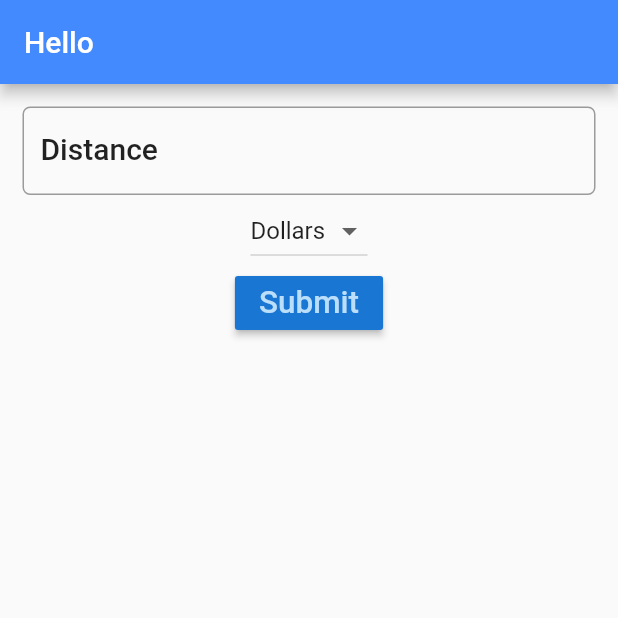
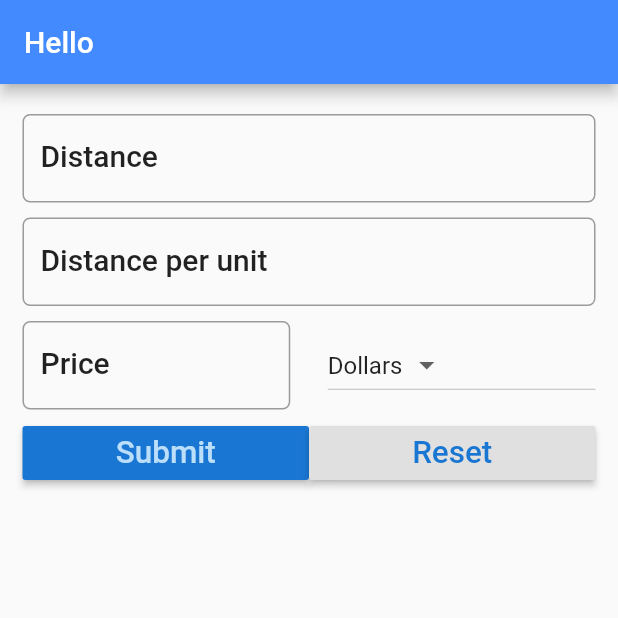
Before and after one commit to charithjayasanka/Fuel-Cost-Calculator, a Flutter app: the screen it shows after launch, after a tap on "Submit", on a phone screen of 412 x 824 dp, the top half of it. Run offline on Flutter 3.47's test engine with Material 2 defaults, Android fonts, the phone set to English and light mode, and no system bars.

Commit message:
implement calculator

```diff
--- a/lib/main.dart
+++ b/lib/main.dart
@@ -28,8 +28,11 @@ class FuelForm extends StatefulWidget {
 class _FuelFormState extends State<FuelForm> {
   String result = '';
   final _currencies = ['Dollars', 'Euro', 'Pounds'];
+  final double _formDistance = 5.0;
   String _currency = 'Dollars';
   TextEditingController distanceController = TextEditingController();
+  TextEditingController avgController = TextEditingController();
+  TextEditingController priceController = TextEditingController();
   @override
   Widget build(BuildContext context) {
     TextStyle textStyle = Theme.of(context).textTheme.title;
@@ -42,7 +45,10 @@ class _FuelFormState extends State<FuelForm> {
         padding: EdgeInsets.all(15.0),
         child: Column(
           children: <Widget>[
-            TextField(
+            Padding(
+                padding:
+                    EdgeInsets.only(top: _formDistance, bottom: _formDistance),
+                child: TextField(
                   controller: distanceController,
                   decoration: InputDecoration(
                       labelText: 'Distance',
@@ -52,8 +58,44 @@ class _FuelFormState extends State<FuelForm> {
                         borderRadius: BorderRadius.circular(5.0),
                       )),
                   keyboardType: TextInputType.number,
+                )),
+            Padding(
+                padding:
+                    EdgeInsets.only(top: _formDistance, bottom: _formDistance),
+                child: TextField(
+                  controller: avgController,
+                  decoration: InputDecoration(
+                      labelText: 'Distance per unit',
+                      hintText: 'e.g 17',
+                      labelStyle: textStyle,
+                      border: OutlineInputBorder(
+                        borderRadius: BorderRadius.circular(5.0),
+                      )),
+                  keyboardType: TextInputType.number,
+                )),
+            Padding(
+                padding:
+                    EdgeInsets.only(top: _formDistance, bottom: _formDistance),
+                child: Row(
+                  children: <Widget>[
+                    Expanded(
+                      child: TextField(
+                        controller: priceController,
+                        decoration: InputDecoration(
+                            labelText: 'Price',
+                            hintText: 'e.g 1.65',
+                            labelStyle: textStyle,
+                            border: OutlineInputBorder(
+                              borderRadius: BorderRadius.circular(5.0),
+                            )),
+                        keyboardType: TextInputType.number,
                       ),
-            DropdownButton<String>(
+                    ),
+                    Container(
+                      width: _formDistance * 5,
+                    ),
+                    Expanded(
+                      child: DropdownButton<String>(
                         items: _currencies.map((String value) {
                           return DropdownMenuItem<String>(
                               child: Text(value), value: value);
@@ -63,18 +105,40 @@ class _FuelFormState extends State<FuelForm> {
                           _onDropdownChanged(value);
                         },
                       ),
-            RaisedButton(
+                    ),
+                  ],
+                )),
+            Row(
+              children: [
+                Expanded(
+                  child: RaisedButton(
                     color: Theme.of(context).primaryColorDark,
                     textColor: Theme.of(context).primaryColorLight,
                     onPressed: () {
                       setState(() {
-                  result = distanceController.text;
+                        result = _calculate();
                       });
                     },
                     child: Text(
                       'Submit',
                       textScaleFactor: 1.5,
                     ),
+                  ),
+                ),
+                Expanded(
+                  child: RaisedButton(
+                    color: Theme.of(context).buttonColor,
+                    textColor: Theme.of(context).primaryColorDark,
+                    onPressed: () {
+                      _reset();
+                    },
+                    child: Text(
+                      'Reset',
+                      textScaleFactor: 1.5,
+                    ),
+                  ),
+                ),
+              ],
             ),
             Text(result)
           ],
@@ -88,4 +152,25 @@ class _FuelFormState extends State<FuelForm> {
       this._currency = value;
     });
   }
+
+  _calculate() {
+    double _distance = double.parse(distanceController.text);
+    double _fuelCost = double.parse(priceController.text);
+    double _consumption = double.parse(avgController.text);
+    double _totalCost = _distance / _consumption * _fuelCost;
+    String _result = 'The  total cost of your trip is ' +
+        _totalCost.toStringAsFixed(2) +
+        ' ' +
+        _currency;
+    return _result;
   }
+
+  void _reset() {
+    distanceController.text = '';
+    avgController.text = '';
+    priceController.text = '';
+    setState(() {
+      result = '';
+    });
+  }
+}
```
Lines whose indentation alone changed are shown as unchanged.
